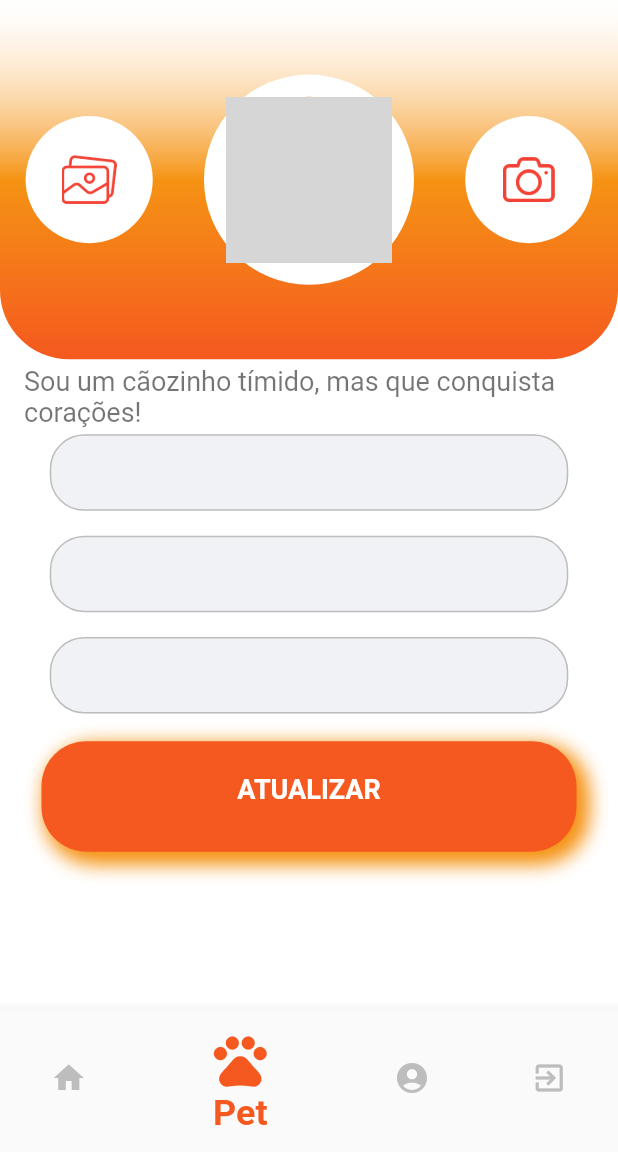
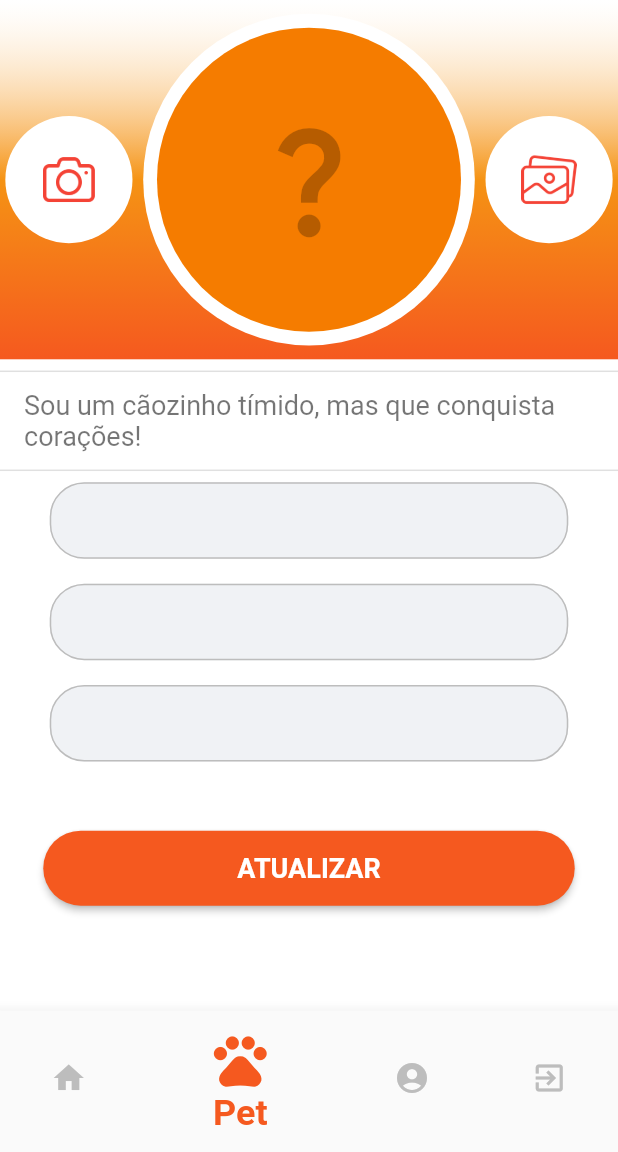
Before and after one commit to renatorv/projetoapp, a Flutter app: the HomePage screen opened by its route, item 2 of the bottom bar chosen, on a phone screen of 412 x 824 dp, the part 84-1236 px from its top. Run offline on Flutter 3.47's test engine with Material 2 defaults, Android fonts, the phone set to English and light mode, and no system bars; our stand-ins replace dropdown_button2, firebase_auth, firebase_core, flutter_inset_box_shadow, get, google_sign_in and 4 more; missing offline and left inert: flutter_facebook_auth, progress_stepper, validatorless; accounts and stored records are empty; grey boxes are pictures that could not be loaded.

Commit message:
recuperando a imagem do pet na tela de perfil.

```diff
--- a/lib/app/modules/info_navigator/info_navigator_page.dart
+++ b/lib/app/modules/info_navigator/info_navigator_page.dart
@@ -1,9 +1,17 @@
 import 'package:get/get.dart';
 import 'package:projetoapp/app/components/instapet_textformfield_ready_only.dart';
+import '../../components/instapet_buttom.dart';
 import '../../core/core.dart';
 import './info_navigator_controller.dart';
 import 'package:flutter/material.dart' hide BoxDecoration, BoxShadow;
 import 'package:flutter_inset_box_shadow/flutter_inset_box_shadow.dart';
+
+import 'dart:io';
+import 'package:image_picker/image_picker.dart';
+import 'package:shared_preferences/shared_preferences.dart';
+import '../../components/instapet_textformfield_ready_only.dart';
+import 'package:path/path.dart' as caminho;
+import 'package:path_provider/path_provider.dart';
 
 class InfoNavigatorPage extends StatefulWidget {
   const InfoNavigatorPage({Key? key}) : super(key: key);
@@ -14,14 +22,39 @@ class InfoNavigatorPage extends StatefulWidget {
 
 class _InfoNavigatorPageState
     extends InstaState<InfoNavigatorPage, InfoNavigatorController> {
-  bool isPressed = false;
+  File? image;
+  Future pickImage(ImageSource source) async {
+    SharedPreferences prefs = await SharedPreferences.getInstance();
+    try {
+      final image = await ImagePicker().pickImage(source: source);
+      if (image == null) return;
+
+      final imageTemporary = File(image.path);
+
+      setState(() => this.image = imageTemporary);
+
+      // TESTAR SE GRAVOU NO SP, SEGUINDO AQUI
+      // https://stackoverflow.com/questions/51338041/how-to-save-image-file-in-flutter-file-selected-using-image-picker-plugin
+
+      File imageFile = File(image.path);
+
+      Directory appDocDir = await getApplicationDocumentsDirectory();
+
+      String appDocPath = appDocDir.path;
+
+      final fileName = caminho.basename(imageFile.path);
+
+      final File localImage = await imageFile.copy('$appDocPath/$fileName');
+
+      prefs.setString('pet', localImage.path);
+    } on Exception catch (e) {
+      print('Não foi possível capturar imagem: $e');
+    }
+  }
+
   @override
   Widget build(BuildContext context) {
     final Responsive _responsive = Responsive(context);
-
-    const backGroundColor = PaletaCores.principal;
-    Offset distance = isPressed ? Offset(18, 18) : Offset(-5, -5);
-    double blur = isPressed ? 2 : 12;
 
     return GetBuilder<InfoNavigatorController>(
       builder: (_) => Column(
@@ -30,14 +63,6 @@ class _InfoNavigatorPageState
             height: _responsive.dp(26),
             decoration: BoxDecoration(
               gradient: PaletaCores.degradePerfil,
-              borderRadius: BorderRadius.only(
-                bottomLeft: Radius.circular(
-                  _responsive.dp(5),
-                ),
-                bottomRight: Radius.circular(
-                  _responsive.dp(5),
-                ),
-              ),
             ),
             child: Column(
               crossAxisAlignment: CrossAxisAlignment.center,
@@ -46,32 +71,56 @@ class _InfoNavigatorPageState
                 Row(
                   mainAxisAlignment: MainAxisAlignment.spaceAround,
                   children: [
-                    CircleAvatar(
-                      backgroundColor: Colors.white,
-                      minRadius: _responsive.dp(4.6),
-                      child: ImageIcon(
-                        AssetImage("assets/icons/gallery.png"),
-                        color: Colors.red,
-                        size: _responsive.dp(4),
-                      ),
-                    ),
-                    CircleAvatar(
-                      backgroundColor: Colors.white,
-                      minRadius: _responsive.dp(7.6),
+                    GestureDetector(
+                      onTap: () => pickImage(ImageSource.camera),
                       child: CircleAvatar(
-                        radius: _responsive.dp(6),
-                        backgroundImage: NetworkImage(
-                          'https://post.medicalnewstoday.com/wp-content/uploads/sites/3/2020/02/322868_1100-800x825.jpg',
+                        backgroundColor: Colors.white,
+                        minRadius: _responsive.dp(4.6),
+                        child: ImageIcon(
+                          AssetImage("assets/icons/camera.png"),
+                          color: Colors.red,
+                          size: _responsive.dp(4),
                         ),
                       ),
                     ),
-                    CircleAvatar(
-                      backgroundColor: Colors.white,
-                      minRadius: _responsive.dp(4.6),
-                      child: ImageIcon(
-                        AssetImage("assets/icons/camera.png"),
-                        color: Colors.red,
-                        size: _responsive.dp(4),
+                    controller.imagem != null
+                        ? CircleAvatar(
+                            backgroundImage:
+                                FileImage(File(controller.imagem!)),
+                            radius: 72,
+                            backgroundColor: Colors.white,
+                          )
+                        : CircleAvatar(
+                            backgroundColor: Colors.white,
+                            minRadius: _responsive.dp(12),
+                            child: CircleAvatar(
+                              radius: _responsive.dp(11),
+                              child: image != null
+                                  ? ClipOval(
+                                      child: Image.file(
+                                        image!,
+                                        fit: BoxFit.cover,
+                                        height: _responsive.dp(34),
+                                        width: _responsive.dp(34),
+                                      ),
+                                    )
+                                  : Icon(
+                                      Icons.question_mark,
+                                      size: _responsive.dp(10),
+                                      color: Colors.black26,
+                                    ),
+                            ),
+                          ),
+                    GestureDetector(
+                      onTap: () => pickImage(ImageSource.gallery),
+                      child: CircleAvatar(
+                        backgroundColor: Colors.white,
+                        minRadius: _responsive.dp(4.6),
+                        child: ImageIcon(
+                          AssetImage("assets/icons/gallery.png"),
+                          color: Colors.red,
+                          size: _responsive.dp(4),
+                        ),
                       ),
                     ),
                   ],
@@ -82,6 +131,7 @@ class _InfoNavigatorPageState
           Expanded(
             child: ListView(
               children: [
+                Divider(thickness: 1.0),
                 ListTile(
                   subtitle: Text(
                     'Sou um cãozinho tímido, mas que conquista corações!',
@@ -90,6 +140,7 @@ class _InfoNavigatorPageState
                     ),
                   ),
                 ),
+                Divider(thickness: 1.0),
                 Padding(
                   padding: EdgeInsets.only(
                     right: _responsive.dp(3.6),
@@ -123,59 +174,15 @@ class _InfoNavigatorPageState
                     controller: controller.nameEC,
                   ),
                 ),
-                Padding(
-                  padding: EdgeInsets.only(
-                    bottom: _responsive.dp(2),
-                    right: _responsive.dp(3),
-                    left: _responsive.dp(3),
-                    top: _responsive.dp(2),
-                  ),
-                  child: Listener(
-                    onPointerUp: (_) => setState(() => isPressed = false),
-                    onPointerDown: (_) => setState(() => isPressed = true),
-                    child: AnimatedContainer(
-                      duration: const Duration(milliseconds: 100),
-                      child: Container(
-                        height: _responsive.dp(8),
-                        width: _responsive.dp(45),
-                        child: Center(
-                            child: Text(
-                          'ATUALIZAR',
-                          style: TextStyle(
-                            color: Colors.white,
-                            fontSize: 18,
-                            fontWeight: FontWeight.bold,
-                          ),
-                        )),
-                        padding: EdgeInsets.only(
-                          right: _responsive.dp(1),
-                          left: _responsive.dp(1),
-                          bottom: _responsive.dp(1),
-                        ),
-                        decoration: BoxDecoration(
-                          borderRadius: BorderRadius.circular(30),
-                          color: backGroundColor,
-                          boxShadow: isPressed
-                              ? []
-                              : [
-                                  BoxShadow(
-                                    color: PaletaCores.principalSecundaria,
-                                    offset: -distance,
-                                    blurRadius: blur,
-                                    inset: isPressed,
-                                  ),
-                                  BoxShadow(
-                                    color: PaletaCores.principalSecundaria,
-                                    offset: -distance,
-                                    blurRadius: blur,
-                                    inset: isPressed,
-                                  ),
-                                ],
-                        ),
-                      ),
-                    ),
+                SizedBox(height: _responsive.dp(5)),
+                Center(
+                  child: InstapetButtom(
+                    label: 'ATUALIZAR',
+                    onPressed: () {},
+                    width: context.width * .86,
                   ),
                 ),
+                SizedBox(height: _responsive.dp(3)),
               ],
             ),
           ),
```
Also changed, not shown: lib/app/modules/info_navigator_tutor/info_navigator_tutor_page.dart (+80 -87 lines), lib/app/modules/login/login_page.dart (+8 -83 lines).
